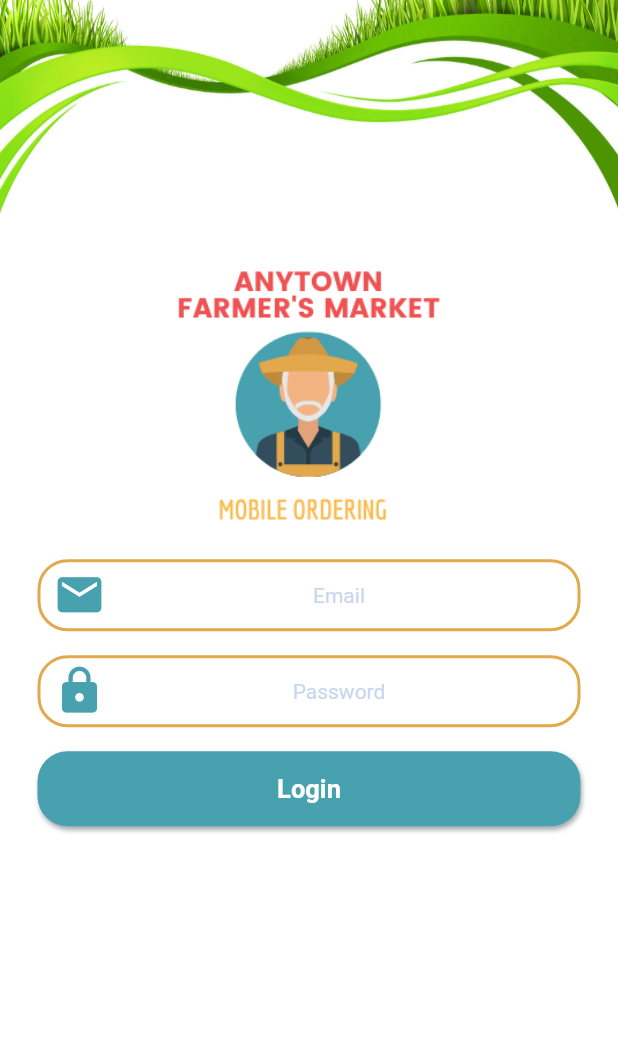
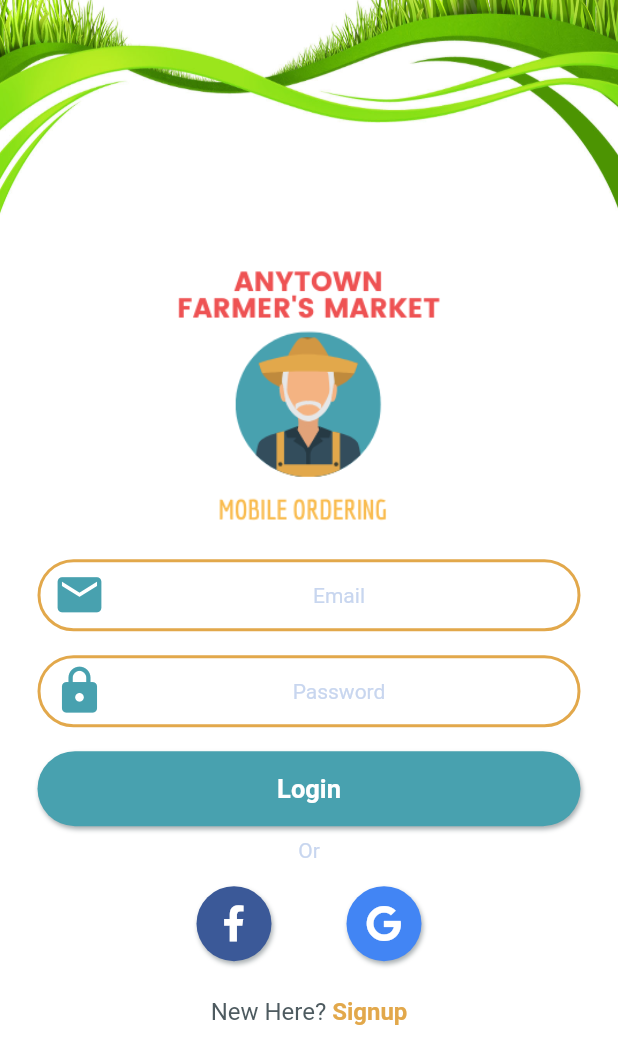
Before and after one commit to nhandrew/mobilefarmersmarket, a Flutter app: the screen it shows after launch, on a phone screen of 412 x 824 dp. Shown: the top 1064 px of the screen. Run offline on Flutter 3.47's test engine with Material 2 defaults, Android fonts, the phone set to English and light mode, and no system bars; our stand-ins replace font_awesome_flutter, google_fonts.

Commit message:
End of Part 11

```diff
--- a/lib/src/screens/login.dart
+++ b/lib/src/screens/login.dart
@@ -1,9 +1,12 @@
 import 'package:farmers_market/src/styles/base.dart';
 import 'package:farmers_market/src/styles/buttons.dart';
+import 'package:farmers_market/src/styles/text.dart';
 import 'package:farmers_market/src/styles/textfields.dart';
 import 'package:farmers_market/src/widgets/button.dart';
+import 'package:farmers_market/src/widgets/social_button.dart';
 import 'package:farmers_market/src/widgets/textfield.dart';
 import 'package:flutter/cupertino.dart';
+import 'package:flutter/gestures.dart';
 import 'package:flutter/material.dart';
 import 'dart:io';
 import '../styles/colors.dart';
@@ -54,6 +57,34 @@ class Login extends StatelessWidget {
           obscureText: true,
         ),
         AppButton(buttonText: 'Login',buttonType: ButtonType.LightBlue,),
+        Center(child: Text('Or',style: TextStyles.suggestion),),
+        Padding(
+          padding: BaseStyles.listPadding,
+          child: Row(
+            mainAxisAlignment: MainAxisAlignment.center,
+            children: <Widget>[
+              AppSocialButton(socialType: SocialType.Facebook,),
+              AppSocialButton(socialType: SocialType.Google),
+          ],),
+        ),
+        Padding(
+          padding: BaseStyles.listPadding,
+          child: RichText(
+            textAlign: TextAlign.center,
+            text: TextSpan(
+              text: 'New Here? ',
+              style: TextStyles.body,
+              children: [
+                TextSpan(
+                  text: 'Signup',
+                  style: TextStyles.link,
+                  recognizer: TapGestureRecognizer()
+                      ..onTap = () => Navigator.pushNamed(context, '/signup')
+                )
+              ]
+            )
+          ),
+        )
       ],
     );
   }
--- a/lib/src/styles/base.dart
+++ b/lib/src/styles/base.dart
@@ -3,7 +3,7 @@ import 'package:flutter/material.dart';
 
 abstract class BaseStyles{
 
-  static double get borderRadius=> 20.0;
+  static double get borderRadius=> 25.0;
 
   static double get borderWidth=> 2.0;
 
--- a/lib/src/styles/colors.dart
+++ b/lib/src/styles/colors.dart
@@ -14,4 +14,8 @@ abstract class AppColors {
   static Color get red => const Color(0xFFee5253);
 
   static Color get green => const Color(0xFF3b7d02);
+
+  static Color get facebook => const Color(0xFF3b5998);
+
+  static Color get google => const Color(0xFF4285f4);
 }
--- a/lib/src/styles/text.dart
+++ b/lib/src/styles/text.dart
@@ -8,19 +8,30 @@ abstract class TextStyles {
         textStyle: TextStyle(color: AppColors.darkgray, fontSize: 16.0));
   }
 
-   static TextStyle get suggestion {
+  static TextStyle get link {
+    return GoogleFonts.roboto(
+        textStyle: TextStyle(
+            color: AppColors.straw,
+            fontSize: 16.0,
+            fontWeight: FontWeight.bold));
+  }
+
+  static TextStyle get suggestion {
     return GoogleFonts.roboto(
         textStyle: TextStyle(color: AppColors.lightgray, fontSize: 14.0));
   }
 
   static TextStyle get buttonTextLight {
-     return GoogleFonts.roboto(
-        textStyle: TextStyle(color: Colors.white, fontSize: 17.0, fontWeight: FontWeight.bold));
+    return GoogleFonts.roboto(
+        textStyle: TextStyle(
+            color: Colors.white, fontSize: 17.0, fontWeight: FontWeight.bold));
   }
 
-    static TextStyle get buttonTextDark {
-     return GoogleFonts.roboto(
-        textStyle: TextStyle(color: AppColors.darkgray, fontSize: 17.0, fontWeight: FontWeight.bold));
+  static TextStyle get buttonTextDark {
+    return GoogleFonts.roboto(
+        textStyle: TextStyle(
+            color: AppColors.darkgray,
+            fontSize: 17.0,
+            fontWeight: FontWeight.bold));
   }
-
 }
--- /dev/null
+++ b/lib/src/widgets/social_button.dart
@@ -0,0 +1,51 @@
+import 'package:farmers_market/src/styles/base.dart';
+import 'package:farmers_market/src/styles/buttons.dart';
+import 'package:farmers_market/src/styles/colors.dart';
+import 'package:flutter/material.dart';
+import 'package:font_awesome_flutter/font_awesome_flutter.dart';
+
+class AppSocialButton extends StatelessWidget {
+  final SocialType socialType;
+
+  AppSocialButton({@required this.socialType});
+
+  @override
+  Widget build(BuildContext context) {
+    Color buttonColor;
+    Color iconColor;
+    IconData icon;
+
+    switch (socialType) {
+      case SocialType.Facebook:
+        iconColor = Colors.white;
+        buttonColor = AppColors.facebook;
+        icon = FontAwesomeIcons.facebookF;
+        break;
+      case SocialType.Google:
+        iconColor = Colors.white;
+        buttonColor = AppColors.google;
+        icon = FontAwesomeIcons.google;
+        break;
+      default:
+        iconColor = Colors.white;
+        buttonColor = AppColors.facebook;
+        icon = FontAwesomeIcons.facebookF;
+        break;
+    }
+
+    return Padding(
+      padding: BaseStyles.listPadding,
+      child: Container(
+        height: ButtonStyles.buttonHeight,
+        width: ButtonStyles.buttonHeight,
+        decoration: BoxDecoration(
+            color: buttonColor,
+            borderRadius: BorderRadius.circular(BaseStyles.borderRadius),
+            boxShadow: BaseStyles.boxShadow),
+        child: Icon(icon, color: iconColor),
+      ),
+    );
+  }
+}
+
+enum SocialType { Facebook, Google }
--- a/pubspec.yaml
+++ b/pubspec.yaml
@@ -27,6 +27,7 @@ dependencies:
   firebase_auth: ^0.16.0
   cloud_firestore: ^0.13.5
   google_fonts: ^1.0.0
+  font_awesome_flutter: ^8.8.1
 
 dev_dependencies:
   flutter_test:
```
Also changed, not shown: pubspec.lock.
